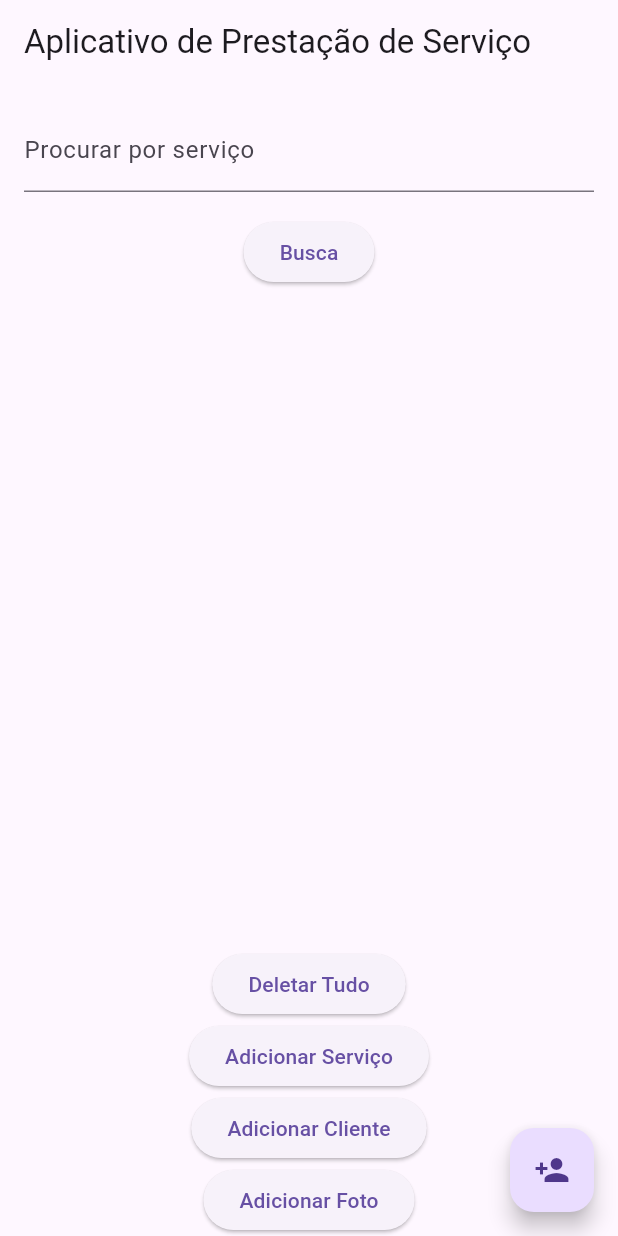
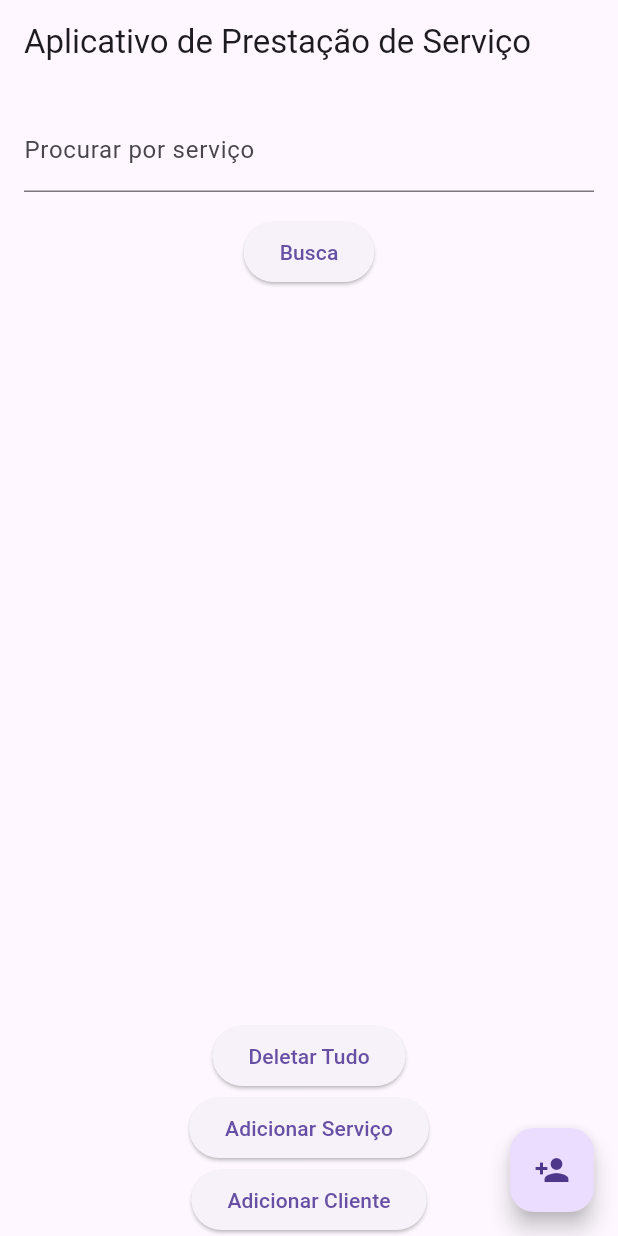
Before and after one commit to thisisbrunv/TRABALHO__1, a Flutter app: the screen it shows after launch, on a phone screen of 412 x 824 dp. Run offline on Flutter 3.47's test engine with Material 3 defaults, Android fonts, the phone set to English and light mode, and no system bars; our stand-ins replace sqflite; accounts and stored records are empty.

Commit message:
atualização main

```diff
--- a/lib/foto.dart
+++ b/lib/foto.dart
@@ -1,4 +1,4 @@
-import 'dart:io';
+/*import 'dart:io';
 import 'package:flutter/material.dart';
 import 'package:image_cropper/image_cropper.dart';
 import 'package:image_picker/image_picker.dart';
@@ -105,4 +105,4 @@ class _CameraScreenState extends State<CameraScreen> {
             ),
     );
   }
-}
+}*/
--- a/lib/main.dart
+++ b/lib/main.dart
@@ -268,7 +268,7 @@ ElevatedButton(
 )
                   ]
                 ),
-                     Row(
+                    /* Row(
                   mainAxisAlignment: MainAxisAlignment.center,
                   children: [
 ElevatedButton(
@@ -291,7 +291,7 @@ ElevatedButton(
   child: const Text('Adicionar Foto'),
 )
                   ]
-                ),
+                ),*/
               ],
             ),
         ),
```
